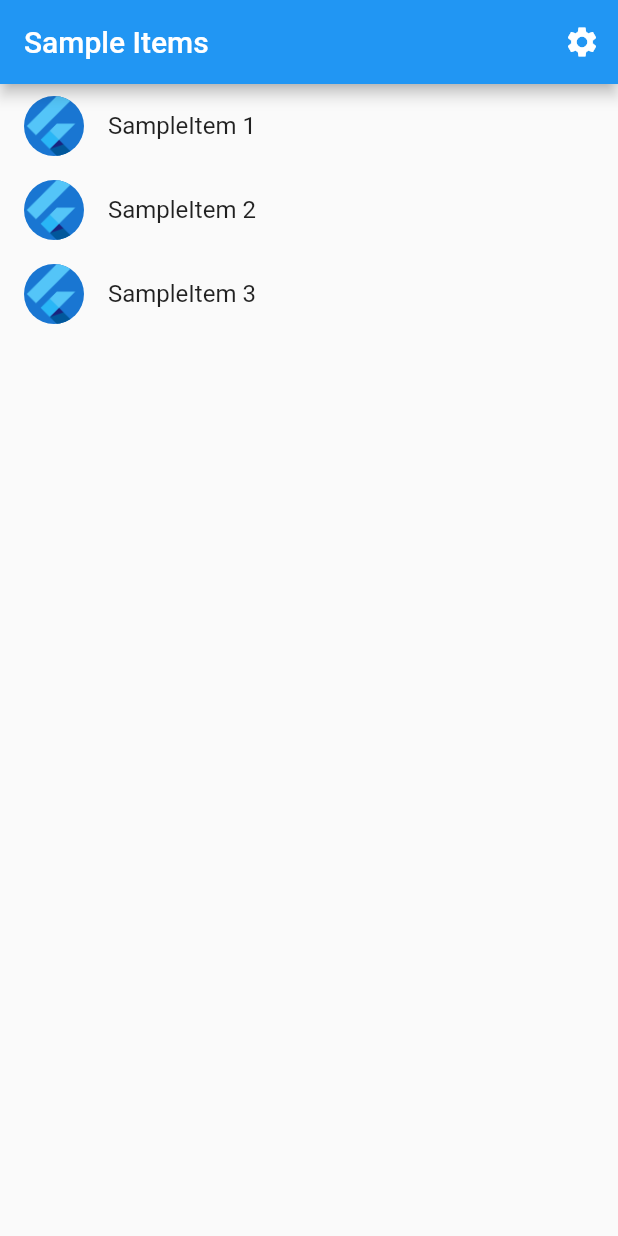
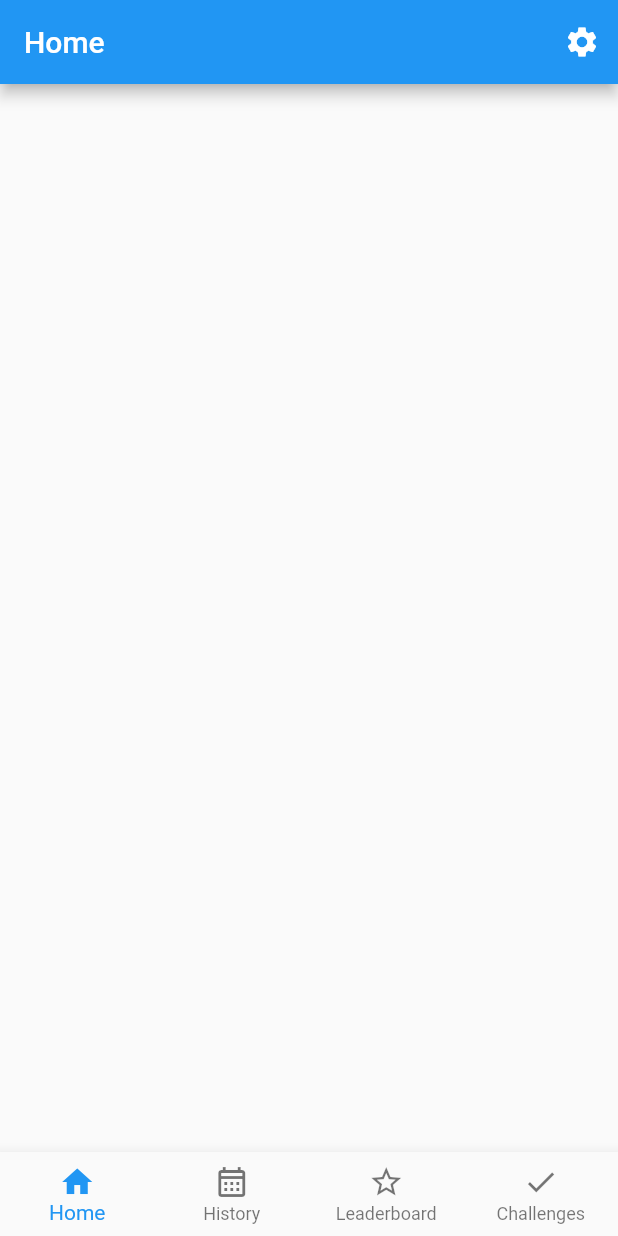
Before and after one commit to Pet-Dometer/App, a Flutter app: the screen it shows after launch, on a phone screen of 412 x 824 dp. Run offline on Flutter 3.47's test engine with Material 2 defaults, Android fonts, the phone set to English and light mode, and no system bars; generated files the repository leaves out were written again.

Commit message:
update home
updated home and the bottom nav bar

```diff
--- a/lib/src/app.dart
+++ b/lib/src/app.dart
@@ -1,3 +1,4 @@
+import 'package:app/src/pages/home_view.dart';
 import 'package:flutter/material.dart';
 import 'package:flutter_gen/gen_l10n/app_localizations.dart';
 import 'package:flutter_localizations/flutter_localizations.dart';
@@ -73,7 +74,7 @@ class MyApp extends StatelessWidget {
                     return const SampleItemDetailsView();
                   case SampleItemListView.routeName:
                   default:
-                    return const SampleItemListView();
+                    return HomeView();
                 }
               },
             );
--- /dev/null
+++ b/lib/src/pages/home_view.dart
@@ -0,0 +1,90 @@
+import 'package:flutter/material.dart';
+
+import '../settings/settings_view.dart';
+
+/// Top-level Layout for all of the "Home" related
+class HomeView extends StatefulWidget {
+  const HomeView({
+    super.key,
+  });
+
+  static const routeName = '/home';
+
+/*  final Map pages = {
+    0: {
+      'title': const Text('News'),
+      'body': const NewsBodyView(),
+      'navItem': const BottomNavigationBarItem(
+        label: 'News',
+        icon: Icon(Icons.newspaper),
+      ),
+    },
+    1: {
+      'title': const Text('Gardens'),
+      'body': const GardensBodyView(),
+      'navItem': const BottomNavigationBarItem(
+        label: 'Gardens',
+        icon: Icon(Icons.yard_outlined),
+      ),
+    },
+  };*/
+
+  @override
+  State<HomeView> createState() => _HomeViewState();
+}
+
+class _HomeViewState extends State<HomeView> {
+  int _selectedIndex = 0;
+
+  void _onItemTapped(int index) {
+    if (index != _selectedIndex) {
+      setState(() {
+        _selectedIndex = index;
+      });
+    }
+  }
+
+  @override
+  Widget build(BuildContext context) {
+    return Scaffold(
+      // drawer: const DrawerView(),
+      appBar: AppBar(
+        title: const Text('Home'),
+        actions: [
+          IconButton(
+            icon: const Icon(Icons.settings),
+            onPressed: () {
+              Navigator.restorablePushNamed(context, SettingsView.routeName);
+            },
+          ),
+        ],
+      ),
+      // body: widget.pages[_selectedIndex]['body'],
+      bottomNavigationBar: BottomNavigationBar(
+        type: BottomNavigationBarType.fixed, // needed when more than 3 items
+        items: const [
+          BottomNavigationBarItem(
+            icon: Icon(Icons.home),
+            label: 'Home',
+          ),
+          BottomNavigationBarItem(
+            icon: Icon(Icons.calendar_month_outlined),
+            label: 'History',
+          ),
+          BottomNavigationBarItem(
+            icon: Icon(Icons.star_border_outlined),
+            label: 'Leaderboard',
+          ),
+          BottomNavigationBarItem(
+            icon: Icon(Icons.done),
+            label: 'Challenges',
+          ),
+/*          widget.pages[0]['navItem'],
+          widget.pages[1]['navItem'],*/
+        ],
+        currentIndex: _selectedIndex,
+        onTap: _onItemTapped,
+      ),
+    );
+  }
+}
```
